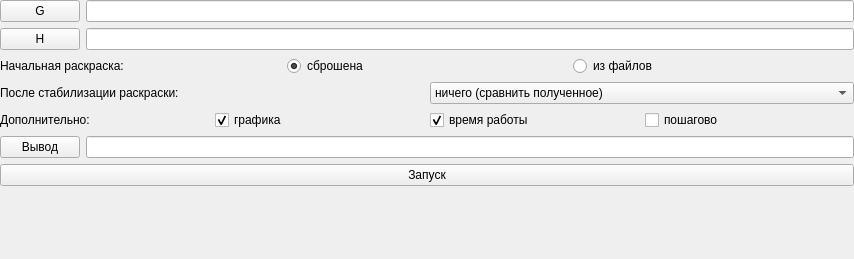
First picture: the form in quitemorph.ui, repository wildstyl3r/quitemorph, before the edit.
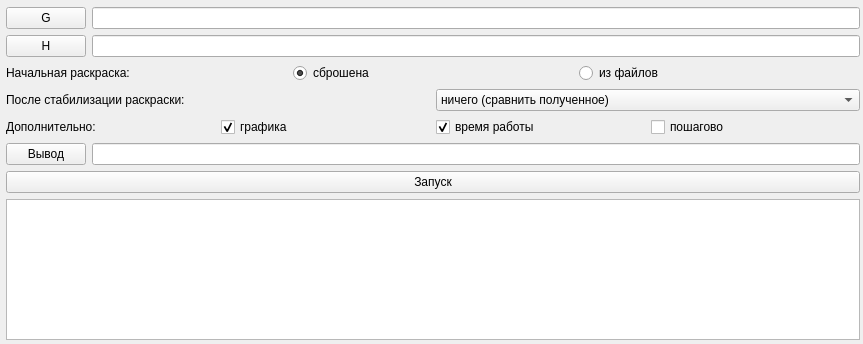
Second picture: the form after the edit.

The edit to the form file:
```diff
--- a/quitemorph.ui
+++ b/quitemorph.ui
@@ -6,31 +6,46 @@
    <rect>
     <x>0</x>
     <y>0</y>
-    <width>854</width>
-    <height>259</height>
+    <width>863</width>
+    <height>344</height>
    </rect>
   </property>
   <property name="sizePolicy">
-   <sizepolicy hsizetype="Minimum" vsizetype="Minimum">
+   <sizepolicy hsizetype="Fixed" vsizetype="Fixed">
     <horstretch>0</horstretch>
     <verstretch>0</verstretch>
    </sizepolicy>
   </property>
+  <property name="minimumSize">
+   <size>
+    <width>863</width>
+    <height>0</height>
+   </size>
+  </property>
+  <property name="maximumSize">
+   <size>
+    <width>863</width>
+    <height>16777215</height>
+   </size>
+  </property>
   <property name="windowTitle">
    <string>Quitemorph</string>
   </property>
   <widget class="QWidget" name="formLayoutWidget">
    <property name="geometry">
     <rect>
-     <x>0</x>
-     <y>0</y>
+     <x>6</x>
+     <y>7</y>
      <width>854</width>
-     <height>263</height>
+     <height>333</height>
     </rect>
    </property>
    <layout class="QFormLayout" name="formLayout">
     <property name="sizeConstraint">
-     <enum>QLayout::SetMinAndMaxSize</enum>
+     <enum>QLayout::SetDefaultConstraint</enum>
+    </property>
+    <property name="fieldGrowthPolicy">
+     <enum>QFormLayout::ExpandingFieldsGrow</enum>
     </property>
     <item row="0" column="0">
      <widget class="QPushButton" name="g_button">
@@ -162,6 +177,9 @@
         <property name="text">
          <string>пошагово</string>
         </property>
+        <property name="checkable">
+         <bool>false</bool>
+        </property>
        </widget>
       </item>
      </layout>
@@ -183,6 +201,9 @@
       </property>
      </widget>
     </item>
+    <item row="7" column="0" colspan="2">
+     <widget class="QPlainTextEdit" name="plainTextEdit"/>
+    </item>
    </layout>
   </widget>
  </widget>
```
Left out of the diff: 12 changed lines with no effect on the pictures.
